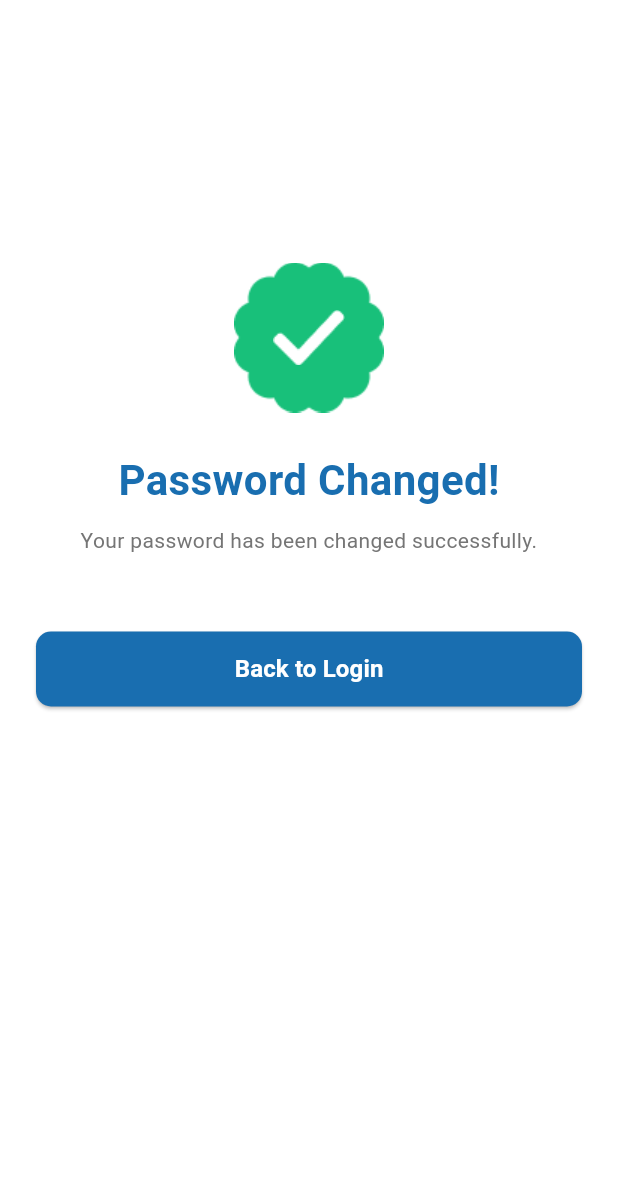
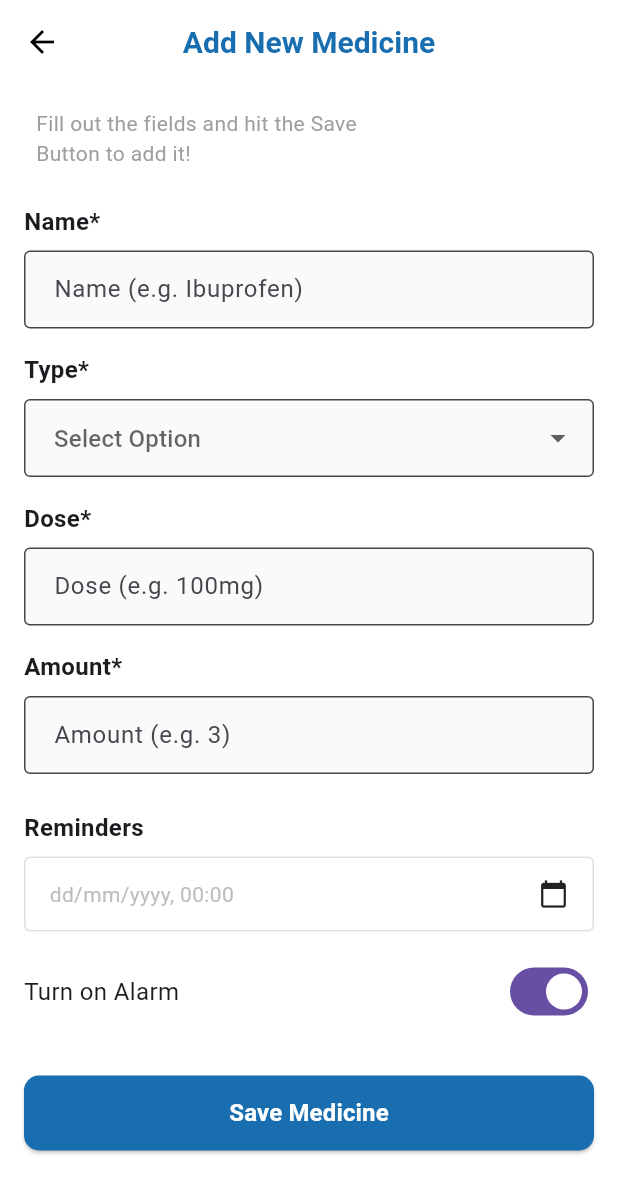
Before and after one commit to Adeel-Arif1/Med_sync, a Flutter app: the screen it shows after launch, on a phone screen of 412 x 824 dp. Shown: the top 1193 px of the screen. Run offline on Flutter 3.47's test engine with Material 3 defaults, Android fonts, the phone set to English and light mode, and no system bars; our stand-ins replace flutter_otp_text_field.

Commit message:
Medicine screens added

```diff
--- a/lib/main.dart
+++ b/lib/main.dart
@@ -1,8 +1,10 @@
 import 'package:flutter/material.dart';
-import 'package:med_sync/presentation/screens/auth/forgot_password.dart';
-import 'package:med_sync/presentation/screens/auth/new_password_screen.dart';
-import 'package:med_sync/presentation/screens/auth/password_changed_screen.dart';
-import 'package:med_sync/presentation/screens/auth/verification_screen.dart';
+import 'package:med_sync/presentation/screens/add_med_screen.dart';
+import 'package:med_sync/presentation/screens/auth/auth/forgot_password.dart';
+import 'package:med_sync/presentation/screens/auth/auth/new_password_screen.dart';
+import 'package:med_sync/presentation/screens/auth/auth/password_changed_screen.dart';
+import 'package:med_sync/presentation/screens/auth/auth/verification_screen.dart';
+import 'package:med_sync/presentation/screens/auth/manage_med_screen.dart';
 import 'package:med_sync/presentation/screens/auth/welcome_screen.dart';
 
 void main() {
@@ -16,7 +18,10 @@ class MainApp extends StatelessWidget {
   Widget build(BuildContext context) {
     return const MaterialApp(
       debugShowCheckedModeBanner: false,
-      home: PasswordChangedScreen(),
+      home: AddMedicinePage(
+
+
+      ),
     );
   }
 }
--- /dev/null
+++ b/lib/presentation/screens/add_med_screen.dart
@@ -0,0 +1,273 @@
+import 'package:flutter/material.dart';
+import 'package:intl/intl.dart';
+import 'package:med_sync/presentation/widgets/custom_appbar.dart';
+import 'package:med_sync/presentation/widgets/custom_buttons.dart';
+
+class AddMedicinePage extends StatefulWidget {
+  const AddMedicinePage({super.key});
+
+  @override
+  State<AddMedicinePage> createState() => _AddMedicinePageState();
+}
+
+class _AddMedicinePageState extends State<AddMedicinePage> {
+  final _formKey = GlobalKey<FormState>();
+  final TextEditingController _nameController = TextEditingController();
+  final TextEditingController _doseController = TextEditingController();
+  final TextEditingController _amountController = TextEditingController();
+  final TextEditingController _dateController = TextEditingController();
+  String? _selectedType;
+  bool _alarmEnabled = true;
+
+  final List<String> _medicineTypes = ['Capsule', 'Drop', 'Tablet'];
+
+  @override
+  void dispose() {
+    _nameController.dispose();
+    _doseController.dispose();
+    _amountController.dispose();
+    _dateController.dispose();
+    super.dispose();
+  }
+
+  @override
+  Widget build(BuildContext context) {
+    return Scaffold(backgroundColor: Colors.white,
+      appBar: CustomAppBar(title: 'Add New Medicine',),
+      body: Padding(
+        padding: const EdgeInsets.all(16.0),
+        child: Form(
+          key: _formKey,
+          child: ListView(
+            children: [
+              Padding(
+                padding: const EdgeInsets.symmetric(horizontal: 8.0),
+                child: const Text(
+                  'Fill out the fields and hit the Save \nButton to add it!',
+                  style: TextStyle(color: Colors.grey, fontSize: 14),
+                ),
+              ),
+              const SizedBox(height: 24),
+
+              // Medicine Name Field
+              _buildSectionTitle('Name*'),
+              TextFormField(
+                controller: _nameController,
+                decoration: _inputDecoration('Name (e.g. Ibuprofen)'),
+                validator: (value) {
+                  if (value == null || value.isEmpty) {
+                    return 'Please enter medicine name';
+                  }
+                  return null;
+                },
+              ),
+              const SizedBox(height: 16),
+
+              // Medicine Type Dropdown
+              _buildSectionTitle('Type*'),
+              DropdownButtonFormField<String>(
+                value: _selectedType,
+                decoration: _inputDecoration('Select Option'),
+                items: _medicineTypes.map((type) {
+                  return DropdownMenuItem(
+                    value: type,
+                    child: Text(type),
+                  );
+                }).toList(),
+                onChanged: (value) {
+                  setState(() {
+                    _selectedType = value;
+                  });
+                },
+                validator: (value) {
+                  if (value == null || value.isEmpty) {
+                    return 'Please select medicine type';
+                  }
+                  return null;
+                },
+              ),
+              const SizedBox(height: 16),
+
+              // Dose Field
+              _buildSectionTitle('Dose*'),
+              TextFormField(
+                controller: _doseController,
+                decoration: _inputDecoration('Dose (e.g. 100mg)'),
+                keyboardType: TextInputType.text,
+                validator: (value) {
+                  if (value == null || value.isEmpty) {
+                    return 'Please enter medicine dose';
+                  }
+                  return null;
+                },
+              ),
+              const SizedBox(height: 16),
+
+              // Amount Field
+              _buildSectionTitle('Amount*'),
+              TextFormField(
+                controller: _amountController,
+                decoration: _inputDecoration('Amount (e.g. 3)'),
+                keyboardType: TextInputType.number,
+                validator: (value) {
+                  if (value == null || value.isEmpty) {
+                    return 'Please enter amount';
+                  }
+                  return null;
+                },
+              ),
+              const SizedBox(height: 24),
+
+              // Reminders Section
+              const Text(
+                'Reminders',
+                style: TextStyle(
+                  fontWeight: FontWeight.bold,
+                  fontSize: 16,
+                ),
+              ),
+              const SizedBox(height: 8),
+
+              // Date Row
+              InkWell(
+                onTap: () => _selectDateTime(context),
+                child: Container(
+                  padding: const EdgeInsets.symmetric(
+                    horizontal: 16,
+                    vertical: 14,
+                  ),
+                  decoration: BoxDecoration(
+                    border: Border.all(color: Colors.grey.shade300),
+                    borderRadius: BorderRadius.circular(4),
+                  ),
+                  child: Row(
+                    mainAxisAlignment: MainAxisAlignment.spaceBetween,
+                    children: [
+                      Text(
+                        _dateController.text.isEmpty
+                            ? 'dd/mm/yyyy, 00:00'
+                            : _dateController.text,
+                        style: TextStyle(
+                          color: _dateController.text.isEmpty
+                              ? Colors.grey.shade400
+                              : Colors.black,
+                        ),
+                      ),
+                      const Icon(Icons.calendar_today, size: 20),
+                    ],
+                  ),
+                ),
+              ),
+              const SizedBox(height: 16),
+
+              // Alarm Toggle Row
+              Row(
+                mainAxisAlignment: MainAxisAlignment.spaceBetween,
+                children: [
+                  const Text(
+                    'Turn on Alarm',
+                    style: TextStyle(fontSize: 16),
+                  ),
+                  Switch(
+                    value: _alarmEnabled,
+                    onChanged: (value) {
+                      setState(() {
+                        _alarmEnabled = value;
+                      });
+                    },
+                  ),
+                ],
+              ),
+              const SizedBox(height: 32),
+
+              // Save Button
+        PrimaryButton(
+                  text: 'Save Medicine',
+                  onPressed: () {
+                    // Add login logic
+                  },
+                ),
+            ],
+          ),
+        ),
+      ),
+    );
+  }
+
+  Widget _buildSectionTitle(String title) {
+    return Padding(
+      padding: const EdgeInsets.only(bottom: 8),
+      child: Text(
+        title,
+        style: const TextStyle(
+          fontWeight: FontWeight.bold,
+          fontSize: 16,
+        ),
+      ),
+    );
+  }
+
+  InputDecoration _inputDecoration(String hintText) {
+    return InputDecoration(
+      hintText: hintText,
+      border: OutlineInputBorder(
+        borderRadius: BorderRadius.circular(4),
+        borderSide: BorderSide(color: Colors.grey.shade300),
+      ),
+      contentPadding: const EdgeInsets.symmetric(
+        horizontal: 16,
+        vertical: 14,
+      ),
+      filled: true,
+      fillColor: Colors.grey.shade50,
+    );
+  }
+
+  Future<void> _selectDateTime(BuildContext context) async {
+    final DateTime? pickedDate = await showDatePicker(
+      context: context,
+      initialDate: DateTime.now(),
+      firstDate: DateTime.now(),
+      lastDate: DateTime(2100),
+    );
+
+    if (pickedDate != null) {
+      final TimeOfDay? pickedTime = await showTimePicker(
+        context: context,
+        initialTime: TimeOfDay.now(),
+      );
+
+      if (pickedTime != null) {
+        setState(() {
+          _dateController.text =
+              '${DateFormat('dd/MM/yyyy').format(pickedDate)}, ${pickedTime.format(context)}';
+        });
+      }
+    }
+  }
+
+  void _saveMedicine() {
+    if (_formKey.currentState!.validate()) {
+      // Form is valid, proceed with saving
+      final medicineData = {
+        'name': _nameController.text,
+        'type': _selectedType,
+        'dose': _doseController.text,
+        'amount': _amountController.text,
+        'reminder': _dateController.text,
+        'alarmEnabled': _alarmEnabled,
+      };
+
+      // TODO: Save to database or state management
+      print(medicineData); // For testing
+
+      // Show success message
+      ScaffoldMessenger.of(context).showSnackBar(
+        const SnackBar(content: Text('Medicine saved successfully!')),
+      );
+
+      // Optionally navigate back
+      Navigator.pop(context);
+    }
+  }
+}
--- a/lib/presentation/screens/auth/login_screen.dart
+++ b/lib/presentation/screens/auth/auth/login_screen.dart
@@ -1,6 +1,6 @@
 import 'package:flutter/material.dart';
 import 'package:med_sync/core/constants/app_colors.dart';
-import 'package:med_sync/presentation/screens/auth/register_screen.dart';
+import 'package:med_sync/presentation/screens/auth/auth/register_screen.dart';
 import 'package:med_sync/presentation/widgets/custom_buttons.dart';
 
 class LoginScreen extends StatelessWidget {
--- a/lib/presentation/screens/auth/register_screen.dart
+++ b/lib/presentation/screens/auth/auth/register_screen.dart
@@ -1,7 +1,7 @@
 import 'package:flutter/material.dart';
 import 'package:flutter/services.dart';
-import 'package:med_sync/presentation/screens/auth/google_signin.dart';
-import 'package:med_sync/presentation/screens/auth/login_screen.dart';
+import 'package:med_sync/presentation/screens/auth/auth/google_signin.dart';
+import 'package:med_sync/presentation/screens/auth/auth/login_screen.dart';
 import 'package:med_sync/presentation/widgets/custom_appbar.dart';
 import 'package:med_sync/presentation/widgets/custom_buttons.dart';
 import 'package:med_sync/presentation/widgets/custom_text.dart';
--- a/lib/presentation/screens/auth/welcome_screen.dart
+++ b/lib/presentation/screens/auth/welcome_screen.dart
@@ -1,6 +1,6 @@
 import 'package:flutter/material.dart';
 import 'package:med_sync/core/constants/app_colors.dart';
-import 'package:med_sync/presentation/screens/auth/login_screen.dart';
+import 'package:med_sync/presentation/screens/auth/auth/login_screen.dart';
 import 'package:med_sync/presentation/widgets/custom_buttons.dart';
 
 class WelcomeScreen extends StatelessWidget {
--- a/lib/presentation/widgets/auth_prompt.dart
+++ b/lib/presentation/widgets/auth_prompt.dart
@@ -1,5 +1,5 @@
 import 'package:flutter/material.dart';
-import 'package:med_sync/presentation/screens/auth/login_screen.dart'; // or wherever your screen is
+import 'package:med_sync/presentation/screens/auth/auth/login_screen.dart'; // or wherever your screen is
 
 class AuthPrompt extends StatelessWidget {
   const AuthPrompt({super.key});
--- a/lib/presentation/widgets/custom_appbar.dart
+++ b/lib/presentation/widgets/custom_appbar.dart
@@ -1,10 +1,14 @@
 import 'package:flutter/material.dart';
+import 'package:med_sync/core/constants/app_colors.dart';
 
 class CustomAppBar extends StatelessWidget implements PreferredSizeWidget {
   final String? title;
   final List<Widget>? actions;
   final bool automaticallyImplyLeading;
   final IconData leadingIcon;
+  final Color backgroundColor;
+  final Color textColor;
+  final double elevation;
 
   const CustomAppBar({
     super.key,
@@ -12,22 +16,40 @@ class CustomAppBar extends StatelessWidget implements PreferredSizeWidget {
     this.actions,
     this.automaticallyImplyLeading = true,
     this.leadingIcon = Icons.arrow_back,
+    this.backgroundColor = Colors.white,
+    this.textColor = Colors.black,
+    this.elevation = 0,
   });
 
   @override
   Widget build(BuildContext context) {
     return AppBar(
-      backgroundColor: Colors.white,
-      title: title != null ? Text(title!) : null,
+      backgroundColor: backgroundColor,
+      elevation: elevation,
+      title: title != null
+          ? Text(
+              title!,
+              style: TextStyle(
+                color: AppColors.primary,
+                fontSize: 20,
+                fontWeight: FontWeight.bold,
+              ),
+            )
+          : null,
       centerTitle: true,
       automaticallyImplyLeading: automaticallyImplyLeading,
       leading: automaticallyImplyLeading
           ? IconButton(
-              icon: Icon(leadingIcon),
+              icon: Icon(
+                leadingIcon,
+                color: textColor,
+                size: 24,
+              ),
               onPressed: () => Navigator.of(context).pop(),
             )
           : null,
       actions: actions,
+      iconTheme: IconThemeData(color: textColor),
     );
   }
 
--- a/pubspec.yaml
+++ b/pubspec.yaml
@@ -10,6 +10,7 @@ dependencies:
   flutter:
     sdk: flutter
   flutter_otp_text_field: ^1.5.1+1
+  intl: ^0.20.2
 
 dev_dependencies:
   flutter_test:
@@ -23,3 +24,4 @@ flutter:
   assets:
     - assets/
     - assets/images/
+    - assets/images/reminder.png
```
Also changed, not shown: lib/presentation/screens/auth/manage_med_screen.dart (added, +66 -0 lines), assets/images/Nav.png (added), assets/images/reminder.png (added), assets/images/xyz.png (added), lib/presentation/screens/auth/auth/forgot_password.dart (renamed from lib/presentation/screens/auth/forgot_password.dart), lib/presentation/screens/auth/auth/google_signin.dart (renamed from lib/presentation/screens/auth/google_signin.dart), lib/presentation/screens/auth/auth/new_password_screen.dart (renamed from lib/presentation/screens/auth/new_password_screen.dart), lib/presentation/screens/auth/auth/password_changed_screen.dart (renamed from lib/presentation/screens/auth/password_changed_screen.dart), lib/presentation/screens/auth/auth/verification_screen.dart (renamed from lib/presentation/screens/auth/verification_screen.dart), pubspec.lock.
